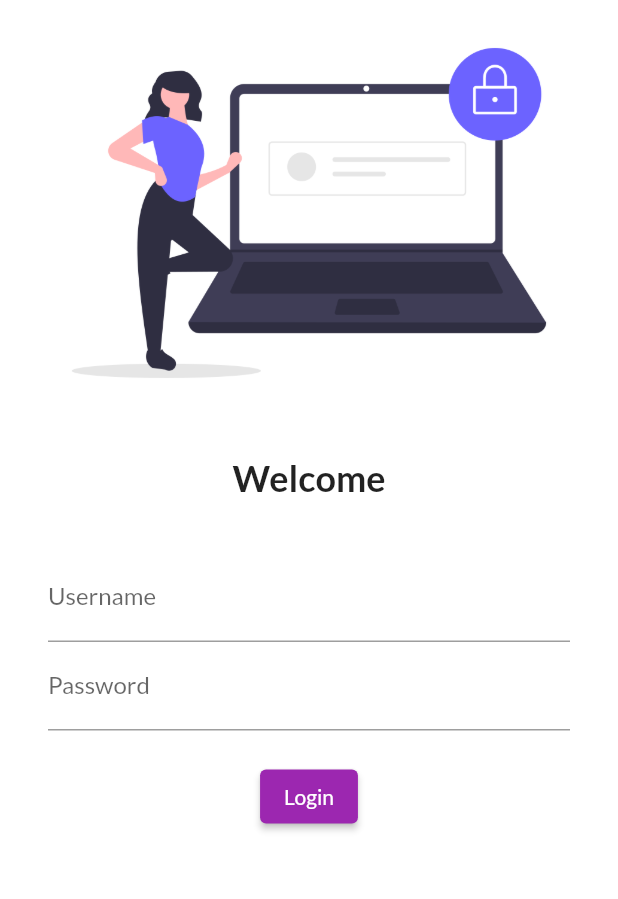
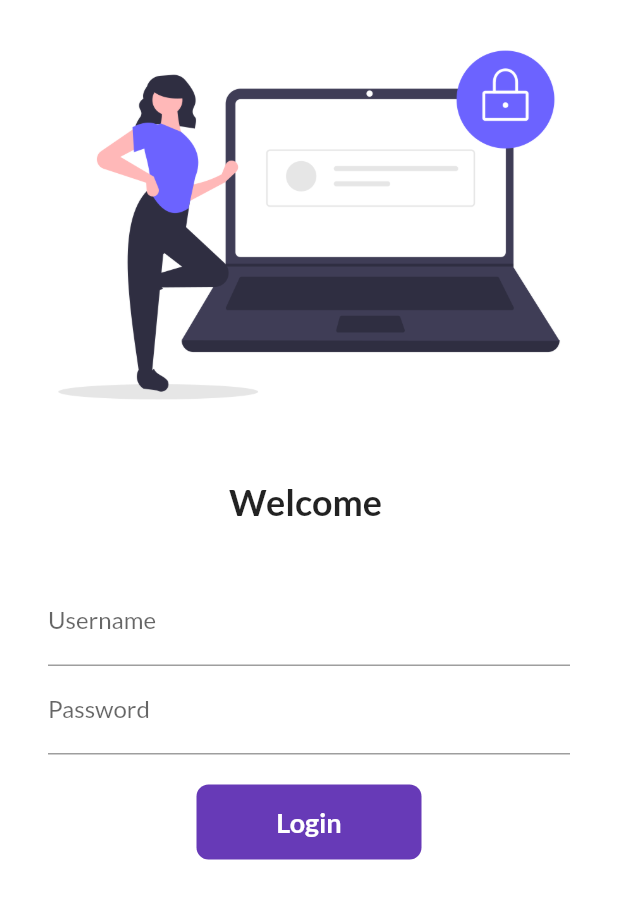
Before and after one commit to devsandeepkaur/sandeep_app, a Flutter app: the screen it shows after launch, on a phone screen of 412 x 824 dp. Shown: the top 899 px of the screen. Run offline on Flutter 3.47's test engine with Material 2 defaults, Android fonts, the light colour scheme and no system bars; our stand-ins replace google_fonts.

Commit message:
day 6 completed

```diff
--- a/lib/main.dart
+++ b/lib/main.dart
@@ -1,6 +1,7 @@
 import "package:flutter/material.dart";
 import "package:google_fonts/google_fonts.dart";
 import "package:sandeep_app/pages/login.dart";
+import "package:sandeep_app/utils/routes.dart";
 
 import "home_page.dart";
 
@@ -18,9 +19,11 @@
         fontFamily: GoogleFonts.lato().fontFamily,
         primaryTextTheme: GoogleFonts.latoTextTheme()
       ),
+
       routes: {
-        "/h": (_) => HomePage(),
-        "/":(context) => LoginPage()
+        "/":(context) => LoginPage(),
+        MyRoutes.homeRoute: (context) => HomePage(),
+        MyRoutes.loginRoute:(context) => LoginPage()
       },
     );
   }
--- a/lib/pages/login.dart
+++ b/lib/pages/login.dart
@@ -1,22 +1,32 @@
 import 'package:flutter/material.dart';
+import 'package:sandeep_app/utils/routes.dart';
 
 //   Child class             Base class
-class LoginPage extends StatelessWidget {
+class LoginPage extends StatefulWidget {
   const LoginPage({super.key});
 
+  @override
+  State<LoginPage> createState() => _LoginPageState();
+}
+
+class _LoginPageState extends State<LoginPage> {
+  String name = "";
+  bool changeButton = false;
   @override
   Widget build(BuildContext context) {
     return Material(
       color: Colors.white,
+      child: SingleChildScrollView(
         child: Column(
           children: [
             Image.asset(
               "assets/images/login.png",
               fit: BoxFit.cover,
+              height: 300,
             ),
             SizedBox(height: 20.0),
             Text(
-            "Welcome",
+              "Welcome $name",
               style: TextStyle(
                 fontSize: 24,
                 fontWeight: FontWeight.bold,
@@ -35,7 +45,10 @@
                         hintText: "Enter username",
                         labelText: "Username",
                       ),
-                ),
+                      onChanged: (value) {
+                        name = value;
+                        setState(() {});
+                      }),
                   TextFormField(
                     obscureText: true,
                     decoration: InputDecoration(
@@ -46,18 +59,58 @@
                   SizedBox(
                     height: 20.0,
                   ),
-                ElevatedButton(
-                  child: Text("Login"),
-                  style: TextButton.styleFrom(),
-                  onPressed: () {
-                    print("hey");
+                  InkWell(
+                    onTap: () async{
+                      setState(() {
+                        changeButton = true;
+                      });
+                      await Future.delayed(Duration(seconds: 1));
+
+                      Navigator.pushNamed(context, MyRoutes.homeRoute);
                     },
+                    child: AnimatedContainer(
+                      duration: Duration(seconds: 1),
+                      width: changeButton ? 50 : 150,
+                      height: 50,
+                      alignment: Alignment.center,
+                      child: changeButton
+                      ?Icon(
+                        Icons.done,
+                      color: Colors.white,
+                      )
+                      : Text(
+                        "Login",
+                        style: TextStyle(
+                          color: Colors.white,
+                          fontWeight: FontWeight.bold,
+                          fontSize: 18,
                         ),
+                      ),
+                      decoration: BoxDecoration(
+                         color: Colors.deepPurple,
+                      // shape: changeButton
+                      // ? BoxShape.circle
+                      // :BoxShape.rectangle,
+
+                          borderRadius:
+                          BorderRadius.circular(changeButton ? 50: 8),
+                    ),
+                    ),
+                  ),
+
+                  // ElevatedButton(
+                  //   child: Text("Login"),
+                  //   style: TextButton.styleFrom(minimumSize: Size(150, 40)),
+                  //   onPressed: () {
+                  //
+                  //   },
+                  // ),
                 ],
               ),
             )
           ],
         ),
+      ),
     );
   }
 }
--- /dev/null
+++ b/lib/utils/routes.dart
@@ -0,0 +1,4 @@
+class MyRoutes {
+  static String loginRoute = "/login";
+  static String homeRoute = "/home";
+}
```
Lines whose indentation alone changed are shown as unchanged.
